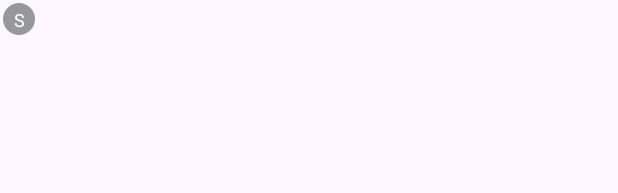
After one commit to Sarthak20Shukla/Vikraya-An-Ecommerce-App, an Android app: the layout size_rv_item.xml on its own in the app's theme, with its tools: preview values and no code run, on a phone screen of 412 x 824 dp. The commit adds this screen. Shown: the top 193 px of the screen. Run offline under Robolectric (Android 15) with nearby library versions, the phone set to English and light mode, and no system bars.

Commit message:
17th Day

```diff
--- /dev/null
+++ b/app/src/main/res/drawable/check.xml
@@ -0,0 +1,5 @@
+<vector android:height="24dp" android:tint="@color/white"
+    android:viewportHeight="24" android:viewportWidth="24"
+    android:width="24dp" xmlns:android="http://schemas.android.com/apk/res/android">
+    <path android:fillColor="@android:color/white" android:pathData="M9,16.17L4.83,12l-1.42,1.41L9,19 21,7l-1.41,-1.41z"/>
+</vector>
--- a/app/src/main/res/layout/fragment_product_details.xml
+++ b/app/src/main/res/layout/fragment_product_details.xml
@@ -142,7 +142,7 @@
             app:layout_constraintStart_toStartOf="@id/linearProductPref"
             app:layout_constraintEnd_toEndOf="@id/linearProductPref"
             android:layout_marginTop="45dp"
-            android:text="Login"
+            android:text="Add To Cart"
             app:spinning_bar_color="@color/white"
             android:layout_marginBottom="20dp"
             app:layout_constraintBottom_toBottomOf="parent"
--- /dev/null
+++ b/app/src/main/res/layout/size_rv_item.xml
@@ -0,0 +1,39 @@
+<?xml version="1.0" encoding="utf-8"?>
+<androidx.constraintlayout.widget.ConstraintLayout xmlns:android="http://schemas.android.com/apk/res/android"
+    android:layout_width="match_parent"
+    android:layout_height="wrap_content"
+    xmlns:app="http://schemas.android.com/apk/res-auto">
+
+    <de.hdodenhof.circleimageview.CircleImageView
+        android:id="@+id/imageShadow"
+        android:layout_width="25dp"
+        android:layout_height="25dp"
+        android:src="#B8D9FA"
+        app:layout_constraintStart_toStartOf="parent"
+        app:layout_constraintTop_toTopOf="parent"
+        android:visibility="invisible"/>
+    <de.hdodenhof.circleimageview.CircleImageView
+        android:id="@+id/imageColor"
+        android:layout_width="21dp"
+        android:layout_height="21dp"
+        android:src="@color/g_gray500"
+        app:layout_constraintStart_toStartOf="@+id/imageShadow"
+        app:layout_constraintTop_toTopOf="@id/imageShadow"
+        app:layout_constraintEnd_toEndOf="@id/imageShadow"
+        app:layout_constraintBottom_toBottomOf="@id/imageShadow"/>
+<TextView
+    android:id="@+id/tvSize"
+    android:layout_width="wrap_content"
+    android:layout_height="wrap_content"
+    android:src="@drawable/check"
+    app:layout_constraintStart_toStartOf="@+id/imageColor"
+    app:layout_constraintTop_toTopOf="@id/imageColor"
+    app:layout_constraintEnd_toEndOf="@id/imageColor"
+    android:text="S"
+    android:textSize="12sp"
+    android:textColor="@color/white"
+    android:textAlignment="center"
+    app:layout_constraintBottom_toBottomOf="@id/imageColor"/>
+
+
+</androidx.constraintlayout.widget.ConstraintLayout>
```
Also changed, not shown: app/src/main/java/com/example/vikraya/adapters/ColorsAdapter.kt (added, +70 -0 lines), app/src/main/java/com/example/vikraya/adapters/SizeAdapter.kt (added, +68 -0 lines), app/src/main/java/com/example/vikraya/adapters/ViewPager2Images.kt (added, +45 -0 lines), app/src/main/res/layout/color_rv_item.xml (added, +36 -0 lines), app/src/main/res/layout/viewpager_image_item.xml (added, +13 -0 lines).
